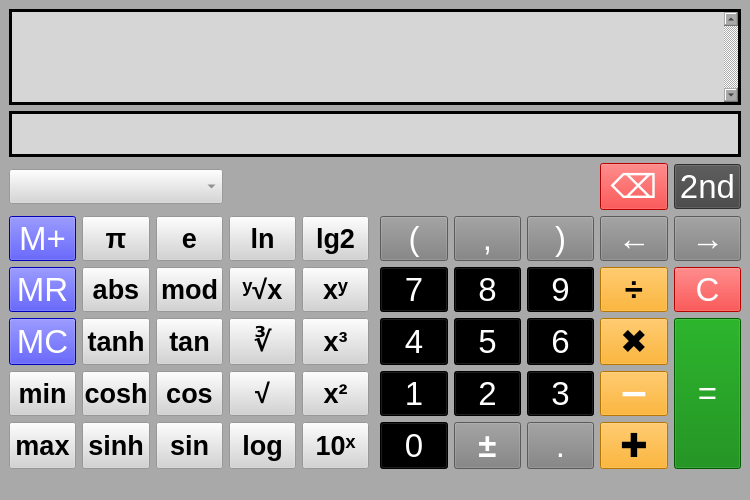
The window that MainWindow.ui (OdysseusLSe/qtCalc) describes before a commit, drawn with Qt 5.
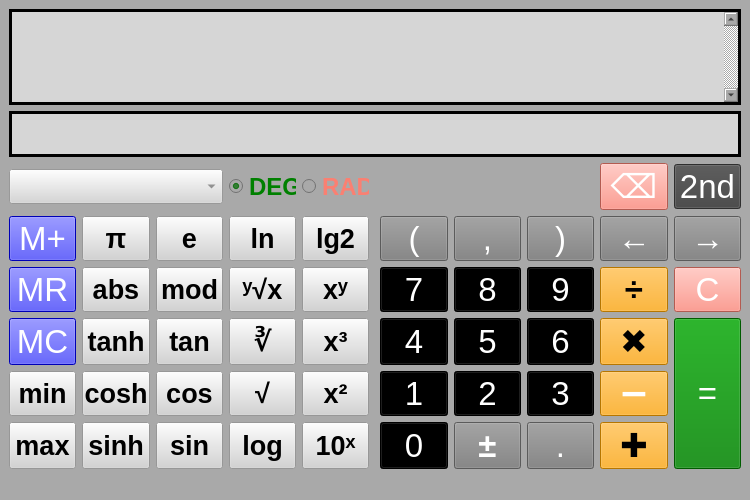
The same window after the commit.

Commit message: Add DEG and RAD radio buttons with toggle functionality and update button styles

Diff of the .ui file:
```diff
--- a/MainWindow.ui
+++ b/MainWindow.ui
@@ -713,7 +713,7 @@
            <enum>Qt::FocusPolicy::NoFocus</enum>
           </property>
           <property name="styleSheet">
-           <string notr="true">background-color: red;
+           <string notr="true">background-color: salmon;
 color: white;</string>
           </property>
           <property name="text">
@@ -1402,7 +1402,7 @@
            <enum>Qt::FocusPolicy::NoFocus</enum>
           </property>
           <property name="styleSheet">
-           <string notr="true">background-color : red;
+           <string notr="true">background-color : salmon;
 color : white;</string>
           </property>
           <property name="text">
@@ -1434,6 +1434,61 @@
           </property>
          </widget>
         </item>
+        <item row="0" column="3">
+         <widget class="QRadioButton" name="btn_DEG">
+          <property name="sizePolicy">
+           <sizepolicy hsizetype="Ignored" vsizetype="Fixed">
+            <horstretch>0</horstretch>
+            <verstretch>0</verstretch>
+           </sizepolicy>
+          </property>
+          <property name="font">
+           <font>
+            <pointsize>18</pointsize>
+            <bold>true</bold>
+           </font>
+          </property>
+          <property name="focusPolicy">
+           <enum>Qt::FocusPolicy::NoFocus</enum>
+          </property>
+          <property name="styleSheet">
+           <string notr="true">color: green;
+border: 1px;</string>
+          </property>
+          <property name="text">
+           <string>DEG</string>
+          </property>
+          <property name="checked">
+           <bool>true</bool>
+          </property>
+         </widget>
+        </item>
+        <item row="0" column="4">
+         <widget class="QRadioButton" name="btn_RAD">
+          <property name="sizePolicy">
+           <sizepolicy hsizetype="Ignored" vsizetype="Fixed">
+            <horstretch>0</horstretch>
+            <verstretch>0</verstretch>
+           </sizepolicy>
+          </property>
+          <property name="font">
+           <font>
+            <pointsize>18</pointsize>
+            <bold>true</bold>
+           </font>
+          </property>
+          <property name="focusPolicy">
+           <enum>Qt::FocusPolicy::NoFocus</enum>
+          </property>
+          <property name="styleSheet">
+           <string notr="true">color: salmon;
+border: 1px;</string>
+          </property>
+          <property name="text">
+           <string>RAD</string>
+          </property>
+         </widget>
+        </item>
        </layout>
       </item>
      </layout>
```
The commit also changes 2 other files.
